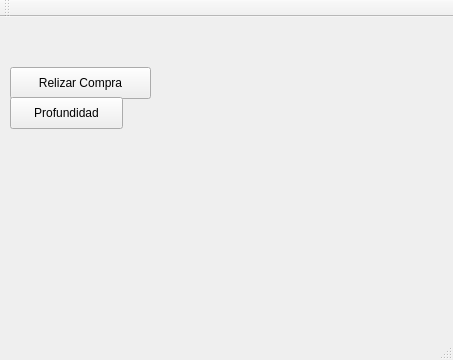
Qt form cliente_1/mainwindow.ui (danialvaradob/Datos_Sockets_3) before a commit.
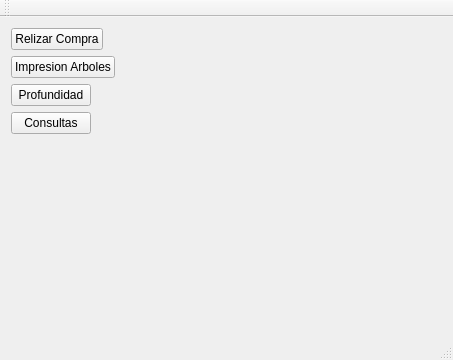
The same form after that commit.

What changed in the file:
```diff
--- a/cliente_1/mainwindow.ui
+++ b/cliente_1/mainwindow.ui
@@ -14,32 +14,36 @@
    <string>MainWindow</string>
   </property>
   <widget class="QWidget" name="centralWidget">
+   <layout class="QFormLayout" name="formLayout">
+    <item row="0" column="0">
    <widget class="QPushButton" name="pushButton">
-    <property name="geometry">
-     <rect>
-      <x>10</x>
-      <y>50</y>
-      <width>141</width>
-      <height>32</height>
-     </rect>
-    </property>
     <property name="text">
      <string>Relizar Compra</string>
     </property>
    </widget>
+    </item>
+    <item row="2" column="0">
    <widget class="QPushButton" name="pushButton_2">
-    <property name="geometry">
-     <rect>
-      <x>10</x>
-      <y>80</y>
-      <width>113</width>
-      <height>32</height>
-     </rect>
-    </property>
     <property name="text">
      <string>Profundidad</string>
     </property>
    </widget>
+    </item>
+    <item row="3" column="0">
+     <widget class="QPushButton" name="pushButton_3">
+      <property name="text">
+       <string>Consultas</string>
+      </property>
+     </widget>
+    </item>
+    <item row="1" column="0">
+     <widget class="QPushButton" name="pushButton_4">
+      <property name="text">
+       <string>Impresion Arboles</string>
+      </property>
+     </widget>
+    </item>
+   </layout>
   </widget>
   <widget class="QMenuBar" name="menuBar">
    <property name="geometry">
```
Lines whose indentation alone changed are shown as unchanged.
